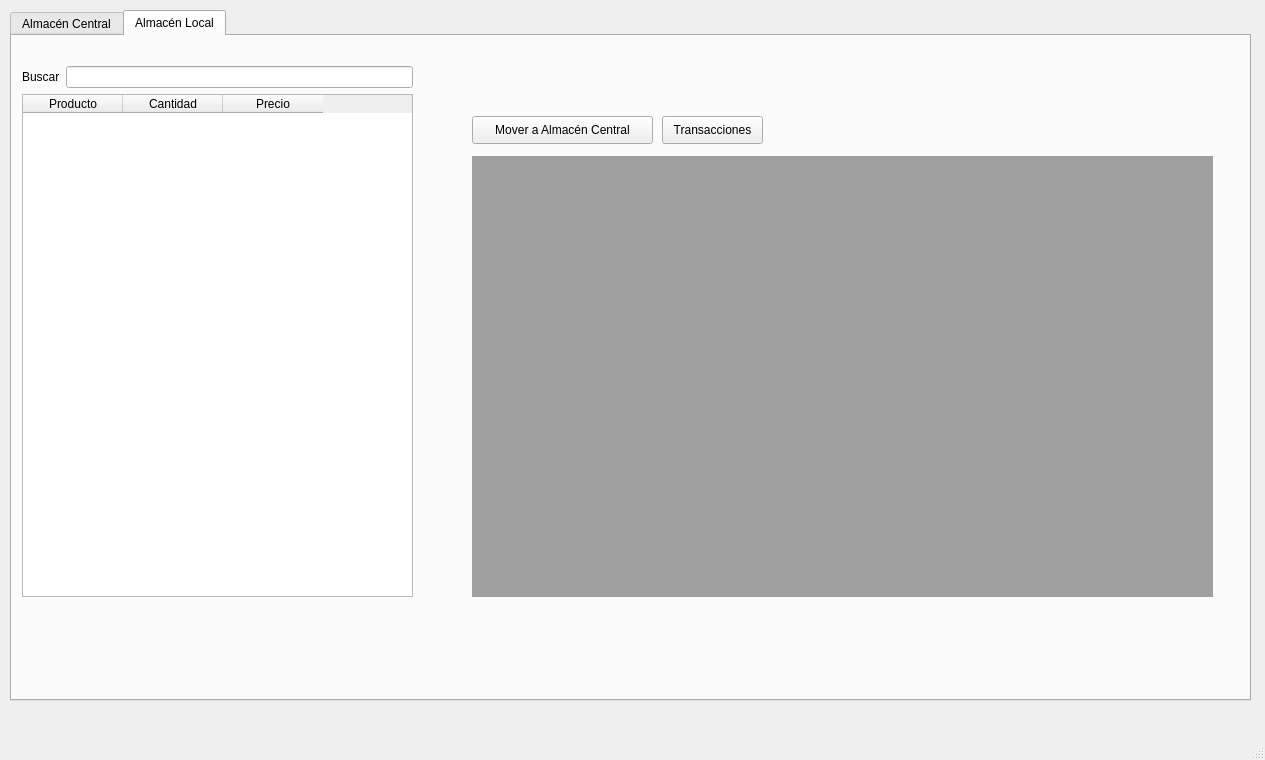
yordanlp/RumbaBurger, file RumbaBurger/form_almacenes.ui: the form before one commit.
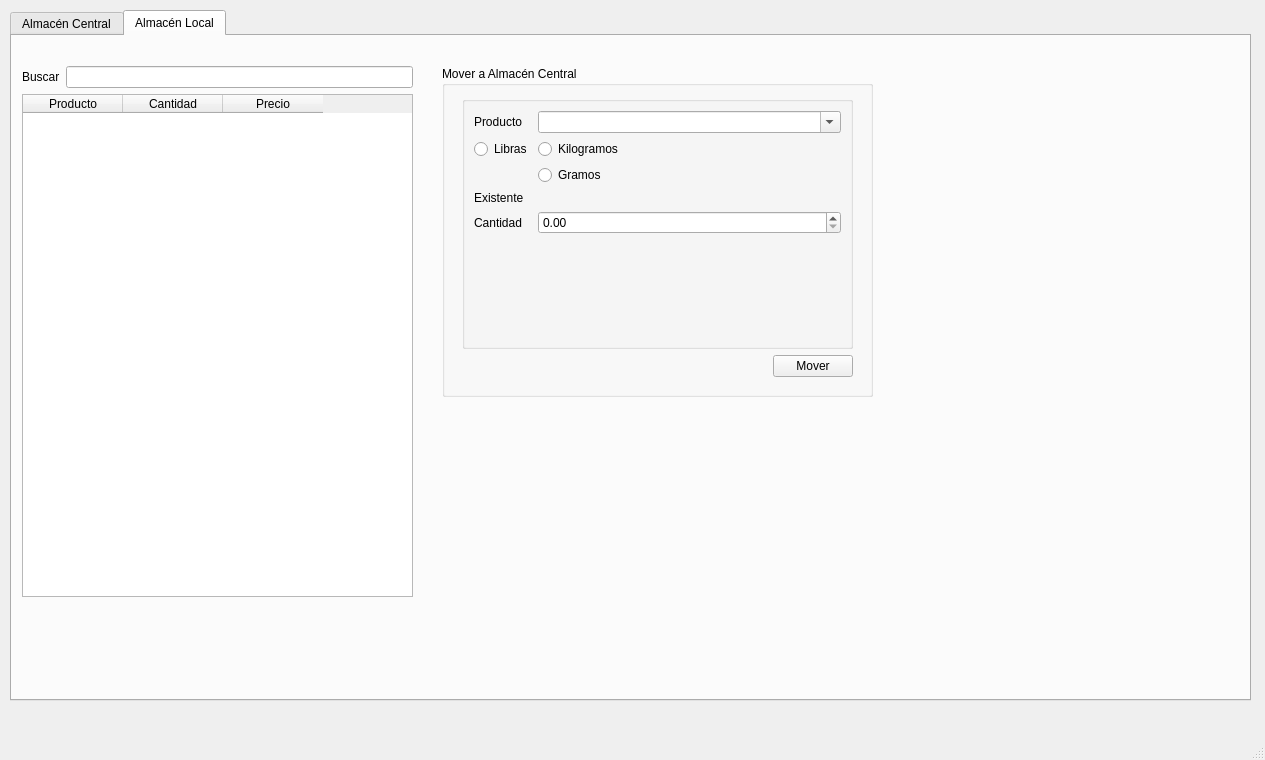
The form after the commit. The open tabs and pages were chosen to show the change.

```diff
--- a/RumbaBurger/form_almacenes.ui
+++ b/RumbaBurger/form_almacenes.ui
@@ -168,42 +168,6 @@
      <attribute name="title">
       <string>Almacén Local</string>
      </attribute>
-     <widget class="QMdiArea" name="mdiLocal">
-      <property name="geometry">
-       <rect>
-        <x>460</x>
-        <y>120</y>
-        <width>741</width>
-        <height>441</height>
-       </rect>
-      </property>
-     </widget>
-     <widget class="QPushButton" name="pb_moveToCentral">
-      <property name="geometry">
-       <rect>
-        <x>460</x>
-        <y>80</y>
-        <width>181</width>
-        <height>28</height>
-       </rect>
-      </property>
-      <property name="text">
-       <string>Mover a Almacén Central</string>
-      </property>
-     </widget>
-     <widget class="QPushButton" name="pb_localTransactions">
-      <property name="geometry">
-       <rect>
-        <x>650</x>
-        <y>80</y>
-        <width>101</width>
-        <height>28</height>
-       </rect>
-      </property>
-      <property name="text">
-       <string>Transacciones</string>
-      </property>
-     </widget>
      <widget class="QWidget" name="layoutWidget">
       <property name="geometry">
        <rect>
@@ -249,6 +213,118 @@
        </item>
       </layout>
      </widget>
+     <widget class="QGroupBox" name="groupBox_2">
+      <property name="geometry">
+       <rect>
+        <x>430</x>
+        <y>30</y>
+        <width>431</width>
+        <height>331</height>
+       </rect>
+      </property>
+      <property name="title">
+       <string>Mover a Almacén Central</string>
+      </property>
+      <widget class="QWidget" name="layoutWidget_2">
+       <property name="geometry">
+        <rect>
+         <x>20</x>
+         <y>30</y>
+         <width>391</width>
+         <height>281</height>
+        </rect>
+       </property>
+       <layout class="QVBoxLayout" name="verticalLayout_3">
+        <item>
+         <widget class="QGroupBox" name="groupBox">
+          <property name="title">
+           <string/>
+          </property>
+          <layout class="QFormLayout" name="formLayout">
+           <item row="0" column="0">
+            <widget class="QLabel" name="label_2">
+             <property name="text">
+              <string>Producto</string>
+             </property>
+            </widget>
+           </item>
+           <item row="0" column="1">
+            <widget class="QComboBox" name="cb_mcProduct">
+             <property name="editable">
+              <bool>true</bool>
+             </property>
+            </widget>
+           </item>
+           <item row="6" column="0">
+            <widget class="QLabel" name="label_3">
+             <property name="text">
+              <string>Cantidad</string>
+             </property>
+            </widget>
+           </item>
+           <item row="6" column="1">
+            <widget class="QDoubleSpinBox" name="sb_mcCantidad"/>
+           </item>
+           <item row="3" column="1">
+            <widget class="QRadioButton" name="rb_mcGramos">
+             <property name="text">
+              <string>Gramos</string>
+             </property>
+            </widget>
+           </item>
+           <item row="5" column="0">
+            <widget class="QLabel" name="l_mcExistente">
+             <property name="text">
+              <string>Existente</string>
+             </property>
+            </widget>
+           </item>
+           <item row="1" column="0">
+            <widget class="QRadioButton" name="rb_mcLibras">
+             <property name="text">
+              <string>Libras</string>
+             </property>
+            </widget>
+           </item>
+           <item row="1" column="1">
+            <widget class="QRadioButton" name="rb_mcKilogramos">
+             <property name="text">
+              <string>Kilogramos</string>
+             </property>
+            </widget>
+           </item>
+          </layout>
+         </widget>
+        </item>
+        <item>
+         <layout class="QHBoxLayout" name="horizontalLayout_3">
+          <item>
+           <spacer name="horizontalSpacer">
+            <property name="orientation">
+             <enum>Qt::Horizontal</enum>
+            </property>
+            <property name="sizeHint" stdset="0">
+             <size>
+              <width>40</width>
+              <height>20</height>
+             </size>
+            </property>
+           </spacer>
+          </item>
+          <item>
+           <widget class="QPushButton" name="pb_mcAccept">
+            <property name="text">
+             <string>Mover</string>
+            </property>
+           </widget>
+          </item>
+         </layout>
+        </item>
+       </layout>
+      </widget>
+      <zorder>layoutWidget_2</zorder>
+      <zorder>layoutWidget_2</zorder>
+     </widget>
     </widget>
    </widget>
   </widget>
```
Left out of the diff: 15 changed lines with no effect on the pictures.
